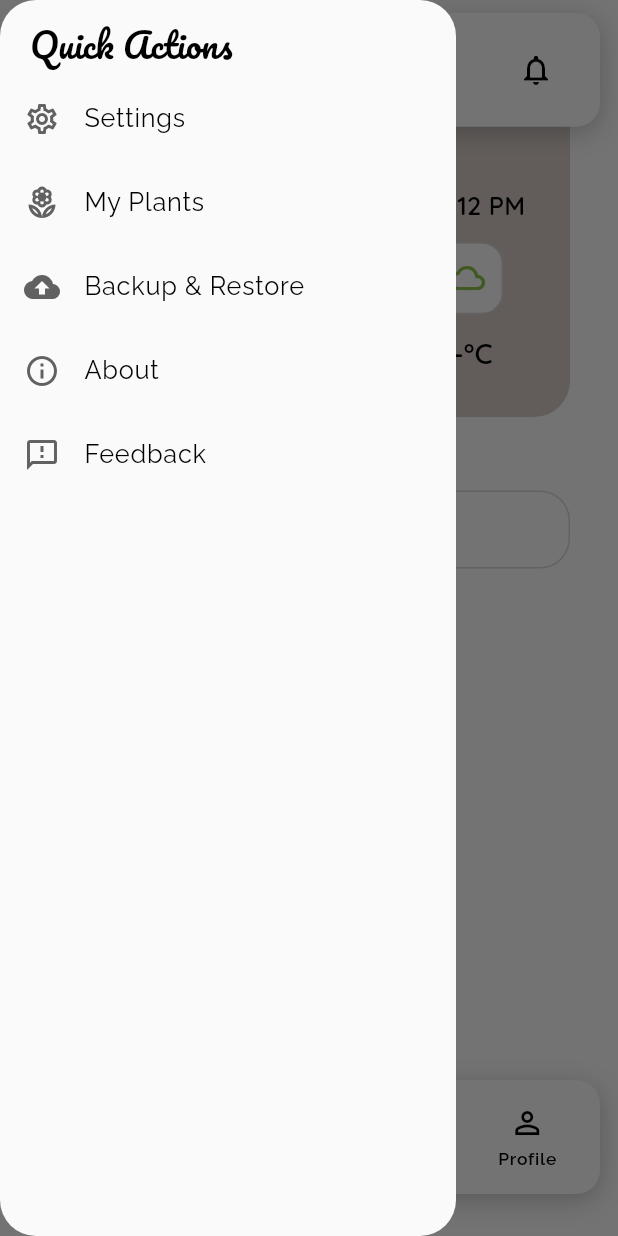
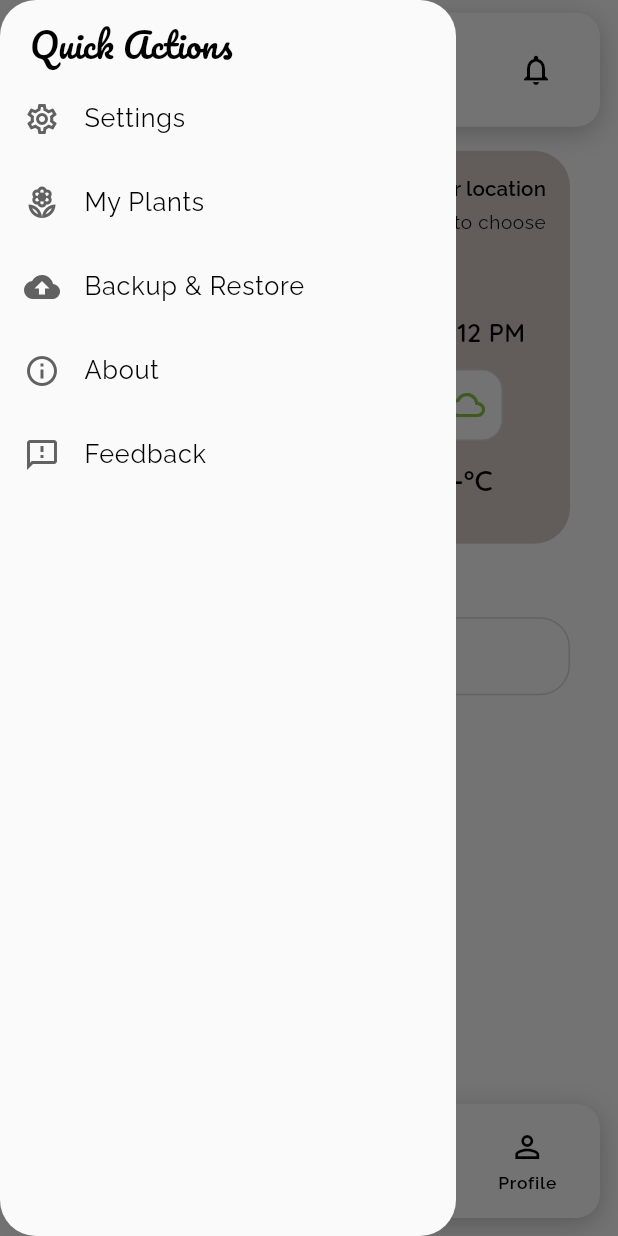
Before and after one commit to KingDrofd/water_it, a Flutter app: the screen it shows after launch, in the side drawer, after a tap on the "menu" icon, on a phone screen of 412 x 824 dp. Run offline on Flutter 3.47's test engine with Material 3 defaults, Android fonts, the phone set to English and light mode, and no system bars; our stand-ins replace equatable, flutter_bloc, flutter_svg, geolocator, get_it, image_picker and 2 more; accounts and stored records are empty.

Commit message:
Hide shell bars on scroll and adjust padding

```diff
--- a/lib/features/app_shell/presentation/pages/app_shell_page.dart
+++ b/lib/features/app_shell/presentation/pages/app_shell_page.dart
@@ -1,10 +1,11 @@
 import 'package:flutter/material.dart';
+import 'package:flutter/rendering.dart';
 import 'package:flutter_bloc/flutter_bloc.dart';
 import 'package:water_it/core/layout/app_layout.dart';
-import 'package:water_it/core/theme/app_spacing.dart';
 import 'package:water_it/core/widgets/app_bars/app_bar_elements.dart';
 import 'package:water_it/core/widgets/app_bars/app_bar_icon_button.dart';
 import 'package:water_it/core/widgets/app_bars/custom_app_bar.dart';
+import 'package:water_it/core/theme/app_spacing.dart';
 import 'package:water_it/core/widgets/nav_bars/custom_nav_bar.dart';
 import 'package:water_it/core/widgets/nav_bars/nav_item.dart';
 import 'package:water_it/features/app_shell/presentation/pages/quick_action_info_page.dart';
@@ -26,6 +27,7 @@ class AppShellPage extends StatefulWidget {
 
 class _AppShellPageState extends State<AppShellPage> {
   int _selectedIndex = 0;
+  bool _showBars = true;
 
   late final List<Widget> _pages = const [
     HomePage(),
@@ -54,10 +56,22 @@ class _AppShellPageState extends State<AppShellPage> {
     });
   }
 
+  void _handleScroll(UserScrollNotification notification) {
+    final direction = notification.direction;
+    if (direction == ScrollDirection.reverse && _showBars) {
+      setState(() {
+        _showBars = false;
+      });
+    } else if (direction == ScrollDirection.forward && !_showBars) {
+      setState(() {
+        _showBars = true;
+      });
+    }
+  }
+
   @override
   Widget build(BuildContext context) {
     final spacing = Theme.of(context).extension<AppSpacing>() ?? const AppSpacing();
-    final textTheme = Theme.of(context).textTheme;
 
     return Scaffold(
       drawer: QuickActionsDrawer(
@@ -68,6 +82,11 @@ class _AppShellPageState extends State<AppShellPage> {
           final width = constraints.maxWidth;
           final padding = AppLayout.pagePadding(width);
           final contentMax = AppLayout.maxContentWidth(width);
+          final scale = AppLayout.scaleForWidth(width);
+          final gutter = AppLayout.gutter(width);
+          final mediaPadding = MediaQuery.of(context).padding.top;
+          final appBarHeight = mediaPadding + (spacing.sm * scale) + (72 * scale);
+          final navBarHeight = (72 * scale) + (gutter * 2);
 
           return Center(
             child: ConstrainedBox(
@@ -75,16 +94,33 @@ class _AppShellPageState extends State<AppShellPage> {
               child: Stack(
                 children: [
                   Positioned.fill(
-                    child: Padding(
+                    child: AnimatedPadding(
+                      duration: const Duration(milliseconds: 200),
+                      curve: Curves.easeOut,
                       padding: EdgeInsets.only(
                         left: padding.left,
                         right: padding.right,
+                        top: _showBars ? appBarHeight : spacing.lg,
+                        bottom: _showBars ? navBarHeight : spacing.xxl,
                       ),
-                      child: _pages[_selectedIndex],
+                      child: NotificationListener<ScrollNotification>(
+                        onNotification: (notification) {
+                          if (notification is UserScrollNotification) {
+                            _handleScroll(notification);
+                          }
+                          return false;
+                        },
+                        child: IndexedStack(
+                          index: _selectedIndex,
+                          children: _pages,
+                        ),
+                      ),
                     ),
                   ),
-                  Positioned(
-                    top: 0,
+                  AnimatedPositioned(
+                    duration: const Duration(milliseconds: 200),
+                    curve: Curves.easeOut,
+                    top: _showBars ? 0 : -appBarHeight,
                     left: 0,
                     right: 0,
                     child: Builder(
@@ -99,7 +135,8 @@ class _AppShellPageState extends State<AppShellPage> {
                             title: Center(
                               child: Text(
                                 _titles[_selectedIndex],
-                                style: textTheme.displaySmall,
+                                style:
+                                    Theme.of(context).textTheme.displaySmall,
                               ),
                             ),
                             action: AppBarIconButton(
@@ -113,7 +150,9 @@ class _AppShellPageState extends State<AppShellPage> {
                                       builder: (_) => const PlantFormPage(),
                                     ),
                                   ).then((_) {
-                                    context.read<PlantListCubit>().loadPlants();
+                                    context
+                                        .read<PlantListCubit>()
+                                        .loadPlants();
                                   });
                                 }
                               },
@@ -123,17 +162,16 @@ class _AppShellPageState extends State<AppShellPage> {
                       },
                     ),
                   ),
-                  Positioned(
+                  AnimatedPositioned(
+                    duration: const Duration(milliseconds: 200),
+                    curve: Curves.easeOut,
                     left: 0,
                     right: 0,
-                    bottom: 0,
-                    child: Padding(
-                      padding: EdgeInsets.only(bottom: spacing.lg),
-                      child: CustomNavBar(
-                        items: _navItems,
-                        selectedIndex: _selectedIndex,
-                        onTap: _setIndex,
-                      ),
+                    bottom: _showBars ? 0 : -navBarHeight,
+                    child: CustomNavBar(
+                      items: _navItems,
+                      selectedIndex: _selectedIndex,
+                      onTap: _setIndex,
                     ),
                   ),
                 ],
--- a/lib/features/profile/presentation/pages/profile_page.dart
+++ b/lib/features/profile/presentation/pages/profile_page.dart
@@ -1,5 +1,4 @@
 import 'package:flutter/material.dart';
-import 'package:water_it/core/layout/app_layout.dart';
 import 'package:water_it/core/theme/app_spacing.dart';
 import 'package:water_it/features/app_shell/presentation/pages/quick_action_info_page.dart';
 
@@ -18,10 +17,7 @@ class ProfilePage extends StatelessWidget {
           slivers: [
             SliverToBoxAdapter(
               child: SizedBox(
-                height: AppLayout.navBarInset(
-                  width,
-                  spacing: spacing.xxl + spacing.xxl,
-                ),
+                height: spacing.lg,
               ),
             ),
             SliverPadding(
@@ -79,10 +75,7 @@ class ProfilePage extends StatelessWidget {
             ),
             SliverToBoxAdapter(
               child: SizedBox(
-                height: AppLayout.navBarInset(
-                  width,
-                  spacing: spacing.xxl,
-                ),
+                height: spacing.xxl,
               ),
             ),
           ],
--- a/lib/features/scan/presentation/pages/scan_page.dart
+++ b/lib/features/scan/presentation/pages/scan_page.dart
@@ -2,7 +2,6 @@ import 'dart:typed_data';
 
 import 'package:flutter/material.dart';
 import 'package:image_picker/image_picker.dart';
-import 'package:water_it/core/layout/app_layout.dart';
 import 'package:water_it/core/theme/app_spacing.dart';
 import 'package:water_it/core/widgets/buttons/app_primary_button.dart';
 import 'package:water_it/features/plants/presentation/pages/plant_form_page.dart';
@@ -69,18 +68,14 @@ class _ScanPageState extends State<ScanPage> {
 
     return LayoutBuilder(
       builder: (context, constraints) {
-        final width = constraints.maxWidth;
-
         return ListView(
           padding: EdgeInsets.only(
             left: spacing.lg,
             right: spacing.lg,
-            bottom: AppLayout.navBarInset(width, spacing: spacing.xxl),
+            top: spacing.lg,
+            bottom: spacing.xxl,
           ),
           children: [
-            SizedBox(height: AppLayout.navBarInset(width, spacing: spacing.xxl + spacing.xxl)),
-
-
             Text(
               'Take a clear photo of the plant to identify it later.',
               style: textTheme.bodySmall,
```
